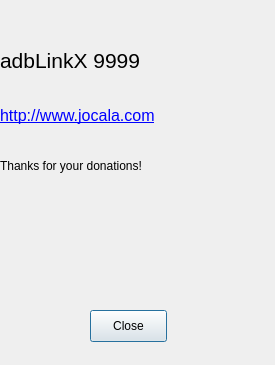
Before: the Qt Designer form about.ui in Eliminater74/adblink, drawn with Qt 5.
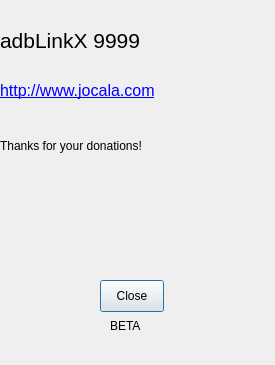
After: the same form once the commit is applied. Icons and pictures are not drawn.

```diff
--- a/about.ui
+++ b/about.ui
@@ -22,9 +22,9 @@
   <widget class="QPushButton" name="pushButton">
    <property name="geometry">
     <rect>
-     <x>90</x>
-     <y>310</y>
-     <width>77</width>
+     <x>100</x>
+     <y>280</y>
+     <width>64</width>
      <height>32</height>
     </rect>
    </property>
@@ -35,10 +35,10 @@
   <widget class="QPushButton" name="donate">
    <property name="geometry">
     <rect>
-     <x>60</x>
-     <y>220</y>
-     <width>151</width>
-     <height>50</height>
+     <x>41</x>
+     <y>202</y>
+     <width>181</width>
+     <height>51</height>
     </rect>
    </property>
    <property name="text">
@@ -77,7 +77,7 @@
    <property name="geometry">
     <rect>
      <x>0</x>
-     <y>95</y>
+     <y>70</y>
      <width>275</width>
      <height>41</height>
     </rect>
@@ -96,7 +96,7 @@
    <property name="geometry">
     <rect>
      <x>0</x>
-     <y>150</y>
+     <y>130</y>
      <width>275</width>
      <height>31</height>
     </rect>
@@ -112,7 +112,7 @@
    <property name="geometry">
     <rect>
      <x>0</x>
-     <y>40</y>
+     <y>20</y>
      <width>275</width>
      <height>40</height>
     </rect>
@@ -130,6 +130,19 @@
     <enum>Qt::PlainText</enum>
    </property>
   </widget>
+  <widget class="QLabel" name="betaLabel">
+   <property name="geometry">
+    <rect>
+     <x>110</x>
+     <y>318</y>
+     <width>32</width>
+     <height>16</height>
+    </rect>
+   </property>
+   <property name="text">
+    <string>BETA</string>
+   </property>
+  </widget>
  </widget>
  <resources/>
  <connections>
```
Left out of the diff: 4 changed lines with no effect on the pictures.
